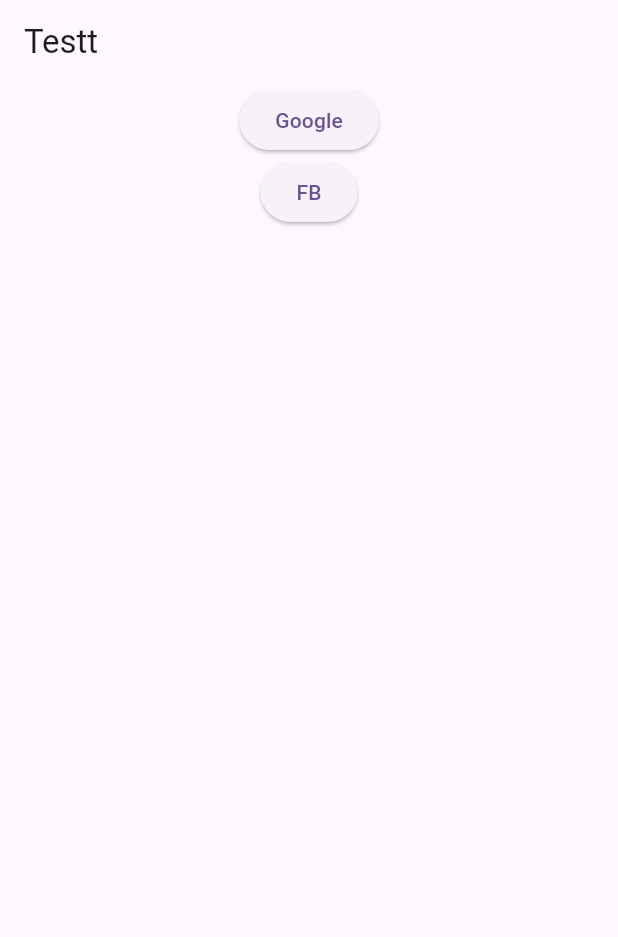
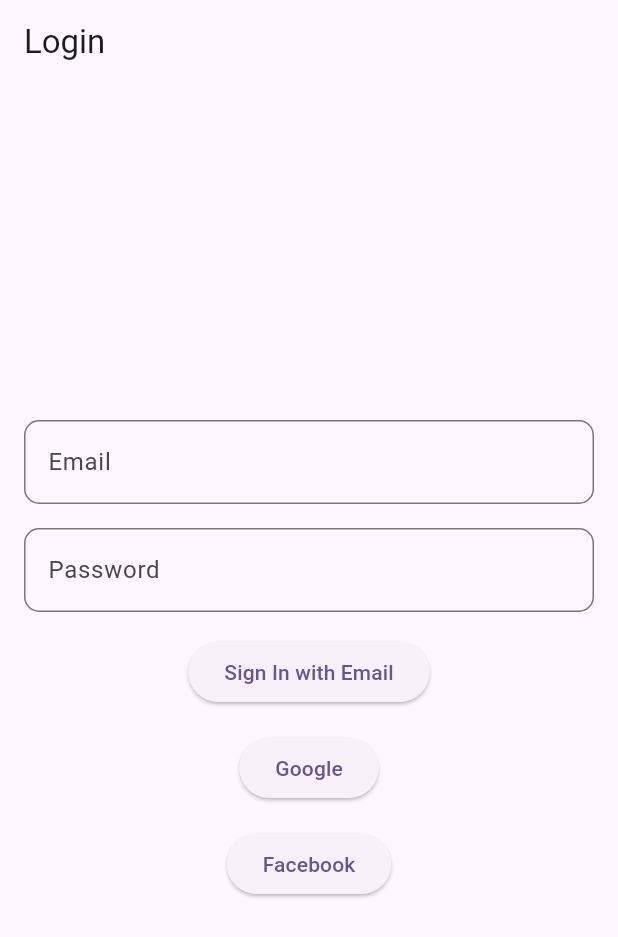
Before and after one commit to AwngkuHaris/MediEase_App, a Flutter app: the screen it shows after launch, on a phone screen of 412 x 824 dp. Shown: the top 937 px of the screen. Run offline on Flutter 3.47's test engine with Material 3 defaults, Android fonts, the phone set to English and light mode, and no system bars; our stand-ins replace firebase_auth, firebase_core, google_sign_in; missing offline and left inert: flutter_facebook_auth; accounts and stored records are empty; generated files the repository leaves out were written again.

Commit message:
Added normal email and password sign in method

```diff
--- a/lib/backend code/services/auth_service.dart
+++ b/lib/backend code/services/auth_service.dart
@@ -3,10 +3,9 @@
 import 'package:flutter_facebook_auth/flutter_facebook_auth.dart';
 
 class AuthService {
-
   final FirebaseAuth _firebaseAuth = FirebaseAuth.instance;
 
-  User? getCurrentUser(){
+  User? getCurrentUser() {
     return _firebaseAuth.currentUser;
   }
 
@@ -45,7 +44,8 @@
             FacebookAuthProvider.credential(accessToken.tokenString);
 
         // Once signed in, return the UserCredential
-      return await FirebaseAuth.instance.signInWithCredential(facebookAuthCredential);
+        return await FirebaseAuth.instance
+            .signInWithCredential(facebookAuthCredential);
       } else {
         throw FirebaseAuthException(
           code: 'ERROR_FACEBOOK_LOGIN_FAILED',
@@ -58,4 +58,32 @@
     }
   }
 
+  Future<UserCredential?> signUp({
+    required String email,
+    required String password,
+  }) async {
+    try {
+      return await _firebaseAuth.createUserWithEmailAndPassword(
+          email: email, password: password);
+    } on FirebaseAuthException catch (e) {
+      // Handle specific sign-up errors
+      print('Sign up error: ${e.message}');
+      rethrow;
     }
+  }
+  Future<UserCredential?> signIn({
+    required String email,
+    required String password,
+  }) async {
+    try {
+      return await _firebaseAuth.signInWithEmailAndPassword(
+        email: email,
+        password: password
+      );
+    } on FirebaseAuthException catch (e) {
+      // Handle specific sign-in errors
+      print('Sign in error: ${e.message}');
+      rethrow;
+    }
+  }
+}
--- a/lib/frontend code/pages/test_page.dart
+++ b/lib/frontend code/pages/test_page.dart
@@ -2,48 +2,141 @@
 import 'package:mediease_app/backend%20code/services/auth_service.dart';
 import 'package:mediease_app/frontend%20code/pages/test_page2.dart';
 
-class TestPage extends StatelessWidget {
+class TestPage extends StatefulWidget {
   const TestPage({super.key});
+
+  @override
+  _TestPageState createState() => _TestPageState();
+}
+
+class _TestPageState extends State<TestPage> {
+  // Controllers for email and password text fields
+  final TextEditingController _emailController = TextEditingController();
+  final TextEditingController _passwordController = TextEditingController();
+
+  // Create an instance of AuthService
+  final AuthService _authService = AuthService();
+
+  // Method to handle email/password login
+  Future<void> _emailSignIn() async {
+    try {
+      final userCredential = await _authService.signIn(
+          email: _emailController.text.trim(),
+          password: _passwordController.text.trim());
+
+      if (userCredential != null) {
+        // Navigate to the next page if sign-in is successful
+        Navigator.push(
+          context,
+          MaterialPageRoute(builder: (context) => const TestPage2()),
+        );
+      }
+    } catch (e) {
+      // Show error message
+      ScaffoldMessenger.of(context).showSnackBar(
+        SnackBar(content: Text('Sign in failed: $e')),
+      );
+    }
+  }
 
   @override
   Widget build(BuildContext context) {
     return Scaffold(
       appBar: AppBar(
-        title: Text("Testt"),
+        title: const Text("Login"),
       ),
-      body: Center(
+      body: Padding(
+        padding: const EdgeInsets.all(16.0),
         child: Column(
+          mainAxisAlignment: MainAxisAlignment.center,
           children: [
+            // Email TextField
+            TextField(
+              controller: _emailController,
+              decoration: InputDecoration(
+                labelText: 'Email',
+                border: OutlineInputBorder(
+                  borderRadius: BorderRadius.circular(10),
+                ),
+              ),
+              keyboardType: TextInputType.emailAddress,
+            ),
+            const SizedBox(height: 16),
+
+            // Password TextField
+            TextField(
+              controller: _passwordController,
+              decoration: InputDecoration(
+                labelText: 'Password',
+                border: OutlineInputBorder(
+                  borderRadius: BorderRadius.circular(10),
+                ),
+              ),
+              obscureText: true,
+            ),
+            const SizedBox(height: 16),
+
+            // Email Sign In Button
             ElevatedButton(
-                onPressed: () async {
-                  await AuthService()
-                      .signInWithGoogle(); // Wait for the sign-in to complete
-                  Navigator.push(
-                    context,
-                    MaterialPageRoute(builder: (context) => const TestPage2()),
+              onPressed: _emailSignIn,
+              child: const Text("Sign In with Email"),
+            ),
+            const SizedBox(height: 16),
+
+            // Existing Google Sign-In Button
+            ElevatedButton(
+              onPressed: () async {
+                try {
+                  final userCredential = await _authService.signInWithGoogle();
+                  if (userCredential != null) {
+                    Navigator.push(
+                      context,
+                      MaterialPageRoute(
+                          builder: (context) => const TestPage2()),
+                    );
+                  }
+                } catch (e) {
+                  ScaffoldMessenger.of(context).showSnackBar(
+                    SnackBar(content: Text('Google Sign-In failed: $e')),
                   );
-                },
-                child: const Text("Google")),
+                }
+              },
+              child: const Text("Google"),
+            ),
+            const SizedBox(height: 16),
+
+            // Existing Facebook Sign-In Button
             ElevatedButton(
               onPressed: () async {
                 try {
                   final userCredential =
-                      await AuthService().signInWithFacebook();
+                      await _authService.signInWithFacebook();
                   if (userCredential != null) {
-                    print("Successfully signed in with Facebook!");
+                    Navigator.push(
+                      context,
+                      MaterialPageRoute(
+                          builder: (context) => const TestPage2()),
+                    );
                   }
                 } catch (e) {
-                  print("Error signing in with Facebook: $e");
+                  ScaffoldMessenger.of(context).showSnackBar(
+                    SnackBar(content: Text('Facebook Sign-In failed: $e')),
+                  );
                 }
-
-                Navigator.push(context,
-                    MaterialPageRoute(builder: (context) => const TestPage2()));
               },
-              child: const Text("FB"),
-            )
+              child: const Text("Facebook"),
+            ),
           ],
         ),
       ),
     );
   }
+
+  // Dispose controllers to prevent memory leaks
+  @override
+  void dispose() {
+    _emailController.dispose();
+    _passwordController.dispose();
+    super.dispose();
+  }
 }
```
Lines whose indentation alone changed are shown as unchanged.
